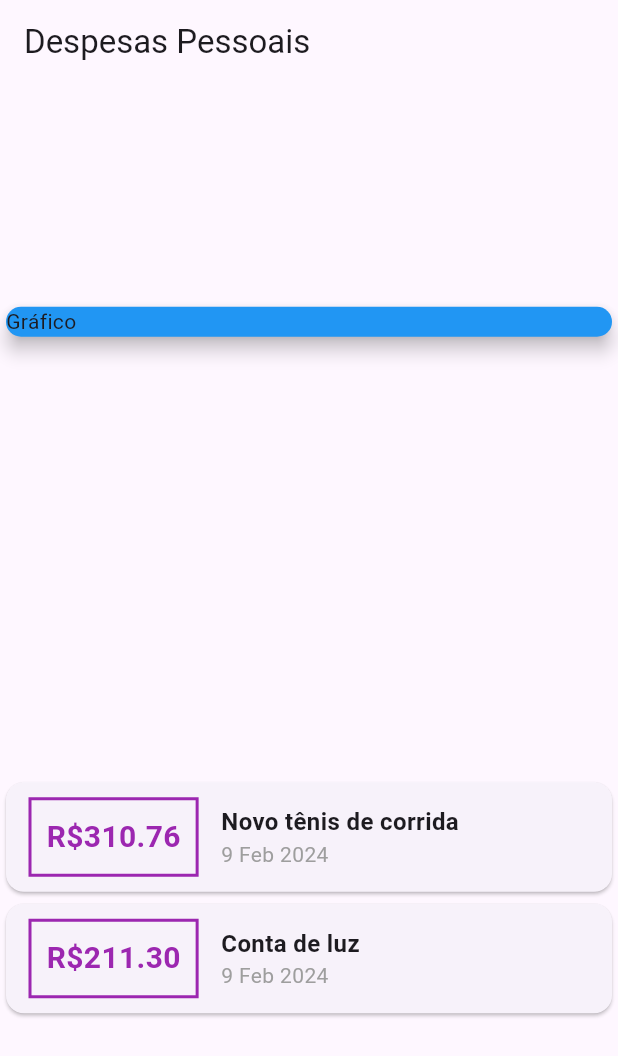
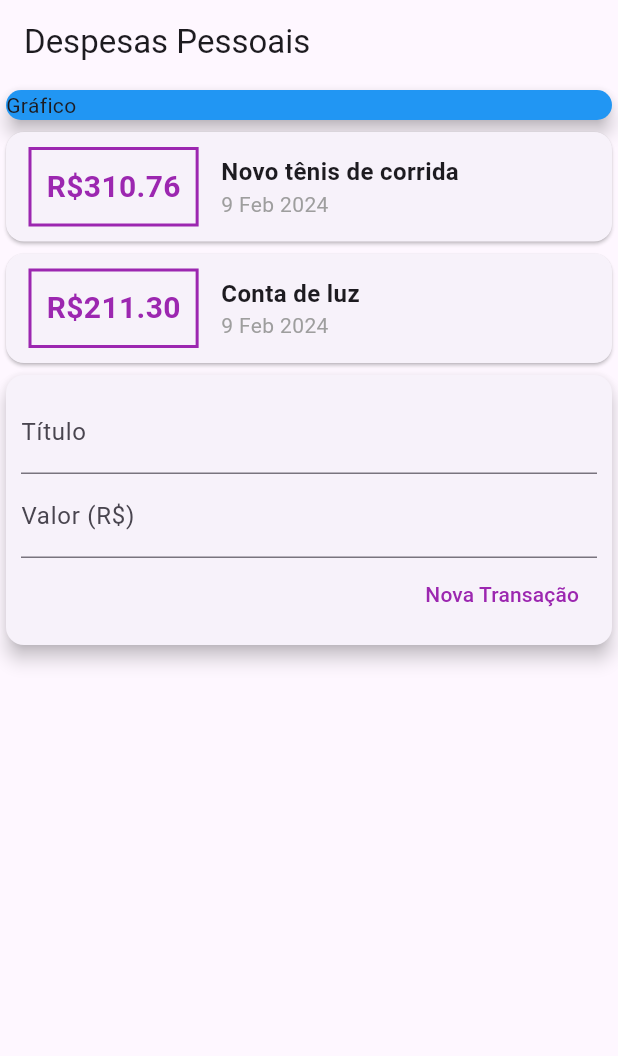
Before and after one commit to IsraelRAlencar/Projeto-Despesas, a Flutter app: the screen it shows after launch, on a phone screen of 412 x 824 dp. Shown: the top 1056 px of the screen. Run offline on Flutter 3.47's test engine with Material 3 defaults, Android fonts, the phone set to English and light mode, and no system bars.

Commit message:
new - utilizando textField

```diff
--- a/lib/main.dart
+++ b/lib/main.dart
@@ -40,7 +40,6 @@ class MyHomePage extends StatelessWidget {
           title: const Text('Despesas Pessoais'),
         ),
         body: Column(
-          mainAxisAlignment: MainAxisAlignment.spaceAround,
           crossAxisAlignment: CrossAxisAlignment.stretch,
           children: [
             Container(
@@ -98,6 +97,38 @@ class MyHomePage extends StatelessWidget {
                 );
               }).toList(),
             ),
+            Card(
+              elevation: 5,
+              child: Padding(
+                padding: const EdgeInsets.all(10),
+                child: Column(
+                  children: [
+                    const TextField(
+                      decoration: InputDecoration(
+                        labelText: 'Título',
+                      ),
+                    ),
+                    const TextField(
+                      decoration: InputDecoration(
+                        labelText: 'Valor (R\$)',
+                      ),
+                    ),
+                    Row(
+                      mainAxisAlignment: MainAxisAlignment.end,
+                      children: [
+                        TextButton(
+                          onPressed: () {},
+                          child: const Text(
+                            'Nova Transação',
+                            style: TextStyle(color: Colors.purple),
+                          ),
+                        ),
+                      ],
+                    )
+                  ],
+                ),
+              ),
+            )
           ],
         ));
   }
```
